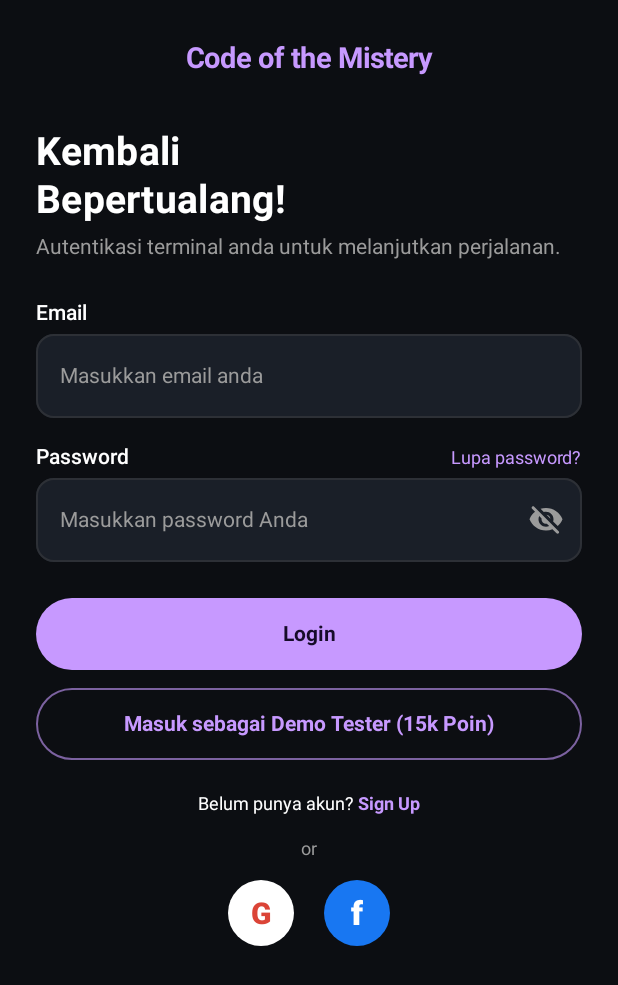
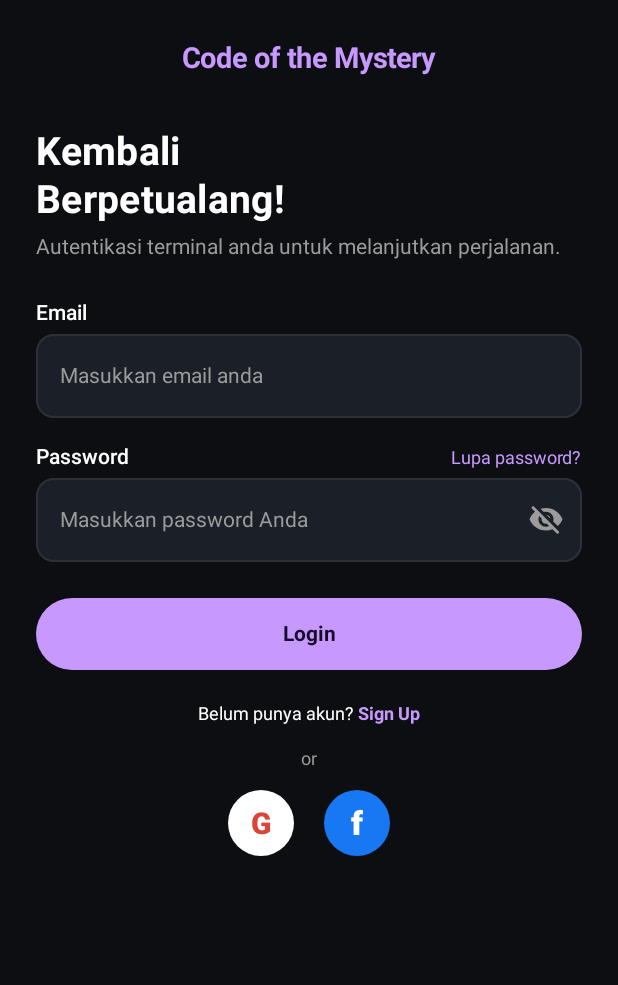
Before and after one commit to akira4n/code-of-the-mistery, an Android app built with Jetpack Compose: the LoginScreen screen opened through its navigation route, on a phone screen of 412 x 824 dp. Shown: the top 985 px of the screen. Run offline under Robolectric (Android 15) with nearby library versions, the phone set to English and light mode, and no system bars; our stand-ins replace Room's generated code.

Commit message:
refactor(auth): remove Demo Tester button and technical OAuth jargon

```diff
--- a/app/src/main/java/com/example/codeofthemistery/feature/auth/LoginScreen.kt
+++ b/app/src/main/java/com/example/codeofthemistery/feature/auth/LoginScreen.kt
@@ -1,6 +1,5 @@
 package com.example.codeofthemistery.feature.auth
 
-import androidx.compose.foundation.BorderStroke
 import androidx.compose.foundation.background
 import androidx.compose.foundation.clickable
 import androidx.compose.foundation.layout.Arrangement
@@ -17,11 +16,9 @@ import androidx.compose.foundation.layout.size
 import androidx.compose.foundation.layout.statusBarsPadding
 import androidx.compose.foundation.rememberScrollState
 import androidx.compose.foundation.shape.CircleShape
-import androidx.compose.foundation.shape.RoundedCornerShape
 import androidx.compose.foundation.verticalScroll
 import androidx.compose.material3.AlertDialog
 import androidx.compose.material3.MaterialTheme
-import androidx.compose.material3.OutlinedButton
 import androidx.compose.material3.Surface
 import androidx.compose.material3.Text
 import androidx.compose.material3.TextButton
@@ -40,7 +37,6 @@ import androidx.compose.ui.unit.dp
 import androidx.compose.ui.unit.sp
 import androidx.lifecycle.compose.collectAsStateWithLifecycle
 import com.example.codeofthemistery.core.theme.BackgroundPrimary
-import com.example.codeofthemistery.core.theme.BorderMuted
 import com.example.codeofthemistery.core.theme.CrimsonDanger
 import com.example.codeofthemistery.core.theme.PrimaryLavender
 import com.example.codeofthemistery.core.theme.SuccessGreen
@@ -74,7 +70,7 @@ fun LoginScreen(
         horizontalAlignment = Alignment.CenterHorizontally
     ) {
         Text(
-            text = "Code of the Mistery",
+            text = "Code of the Mystery",
             style = MaterialTheme.typography.titleLarge,
             color = PrimaryLavender
         )
@@ -83,7 +79,7 @@ fun LoginScreen(
 
         Column(modifier = Modifier.fillMaxWidth()) {
             Text(
-                text = "Kembali\nBepertualang!",
+                text = "Kembali\nBerpetualang!",
                 style = MaterialTheme.typography.displaySmall,
                 color = TextPrimary
             )
@@ -141,24 +137,6 @@ fun LoginScreen(
             modifier = Modifier.fillMaxWidth()
         )
 
-        Spacer(modifier = Modifier.height(12.dp))
-
-        OutlinedButton(
-            onClick = { viewModel.loginAsDemoTester(onLoginSuccess) },
-            enabled = !state.isLoading,
-            modifier = Modifier
-                .fillMaxWidth()
-                .height(48.dp),
-            shape = RoundedCornerShape(24.dp),
-            border = BorderStroke(1.dp, PrimaryLavender.copy(alpha = 0.6f))
-        ) {
-            Text(
-                text = "Masuk sebagai Demo Tester (15k Poin)",
-                style = MaterialTheme.typography.labelLarge,
-                color = PrimaryLavender
-            )
-        }
-
         Spacer(modifier = Modifier.height(22.dp))
 
         Row(horizontalArrangement = Arrangement.Center) {
@@ -189,10 +167,10 @@ fun LoginScreen(
         AlertDialog(
             onDismissRequest = { oauthProviderDialog = null },
             containerColor = SurfaceCard,
-            title = { Text("OAuth $provider (Phase 2)", color = PrimaryLavender) },
+            title = { Text("Login dengan $provider", color = PrimaryLavender) },
             text = {
                 Text(
-                    "Login $provider saat ini berupa placeholder UI. Integrasi OAuth + JWT akan aktif saat backend Express disambungkan di Phase 2.\n\nGunakan form Login atau tombol Demo Tester untuk menguji aplikasi sekarang.",
+                    "Login melalui akun $provider belum tersedia pada versi saat ini. Silakan gunakan formulir email dan password di atas.",
                     color = TextPrimary,
                     style = MaterialTheme.typography.bodySmall
                 )
```
